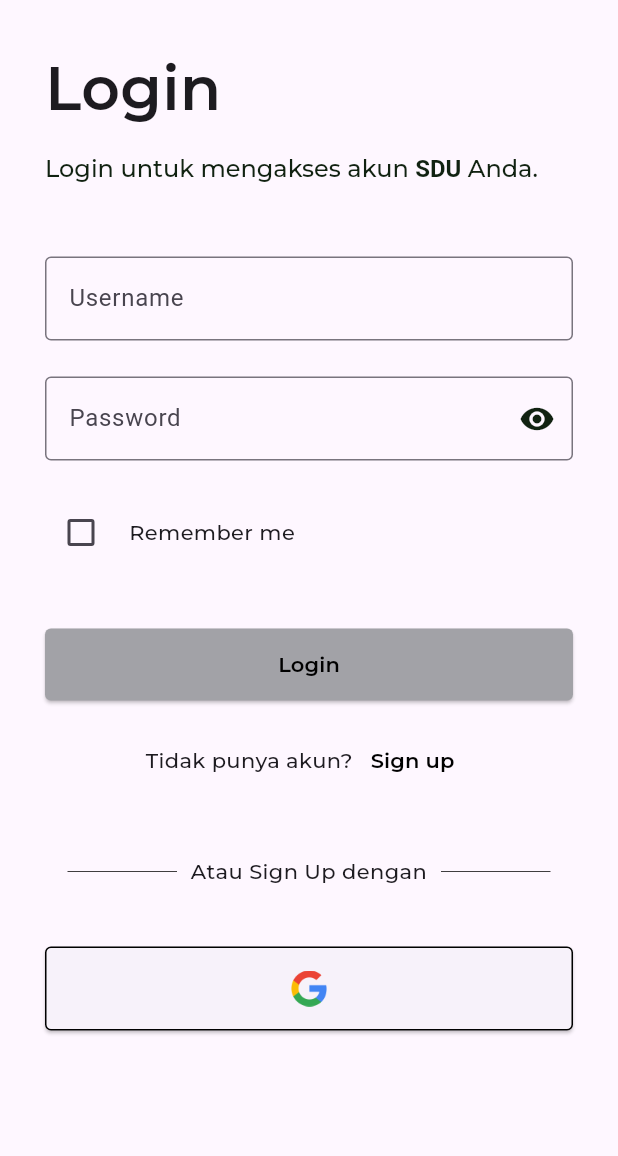
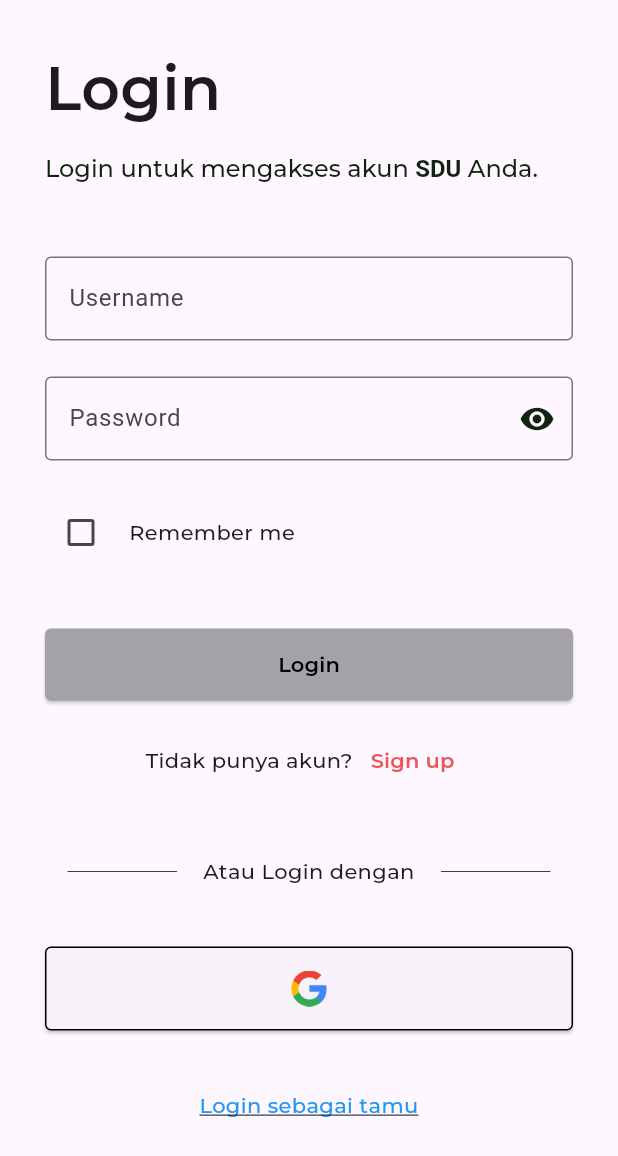
Before and after one commit to Kelompok-4-ITC/md-sadar, a Flutter app: the screen it shows after launch, on a phone screen of 412 x 824 dp. Shown: the top 1156 px of the screen. Run offline on Flutter 3.47's test engine with Material 3 defaults, Android fonts, the phone set to English and light mode, and no system bars; our stand-ins replace get; project files that could hold a hidden picture were left out.

Commit message:
fix Login Page UI

```diff
--- a/lib/pages/login_page.dart
+++ b/lib/pages/login_page.dart
@@ -98,7 +98,7 @@ class LoginPage extends StatelessWidget {
                       fontFamily: 'Montserrat',
                       fontSize: 14,
                       fontWeight: FontWeight.w600,
-                      color: Colors.black,
+                      color: Color(0xFFEB5757),
                     ),
                   ),
                 )
@@ -126,7 +126,7 @@ class LoginPage extends StatelessWidget {
                   child: const Padding(
                     padding: EdgeInsets.symmetric(horizontal: 8),
                     child: Text(
-                      'Atau Sign Up dengan',
+                      'Atau Login dengan',
                       textAlign: TextAlign.center,
                       style: TextStyle(
                         fontFamily: 'Montserrat',
@@ -164,6 +164,26 @@ class LoginPage extends StatelessWidget {
                     height: 24,
                     width: 24,
                   )),
+            ),
+            const SizedBox(
+              height: 40,
+            ),
+            InkWell(
+              onTap: () {},
+              focusColor: Colors.transparent,
+              hoverColor: Colors.transparent,
+              splashColor: Colors.transparent,
+              highlightColor: Colors.transparent,
+              child: const Text(
+                'Login sebagai tamu',
+                textAlign: TextAlign.center,
+                style: TextStyle(
+                  fontFamily: 'Montserrat',
+                  fontSize: 14,
+                  color: Colors.blue,
+                  decoration: TextDecoration.underline,
+                ),
+              ),
             )
           ],
         ),
```
